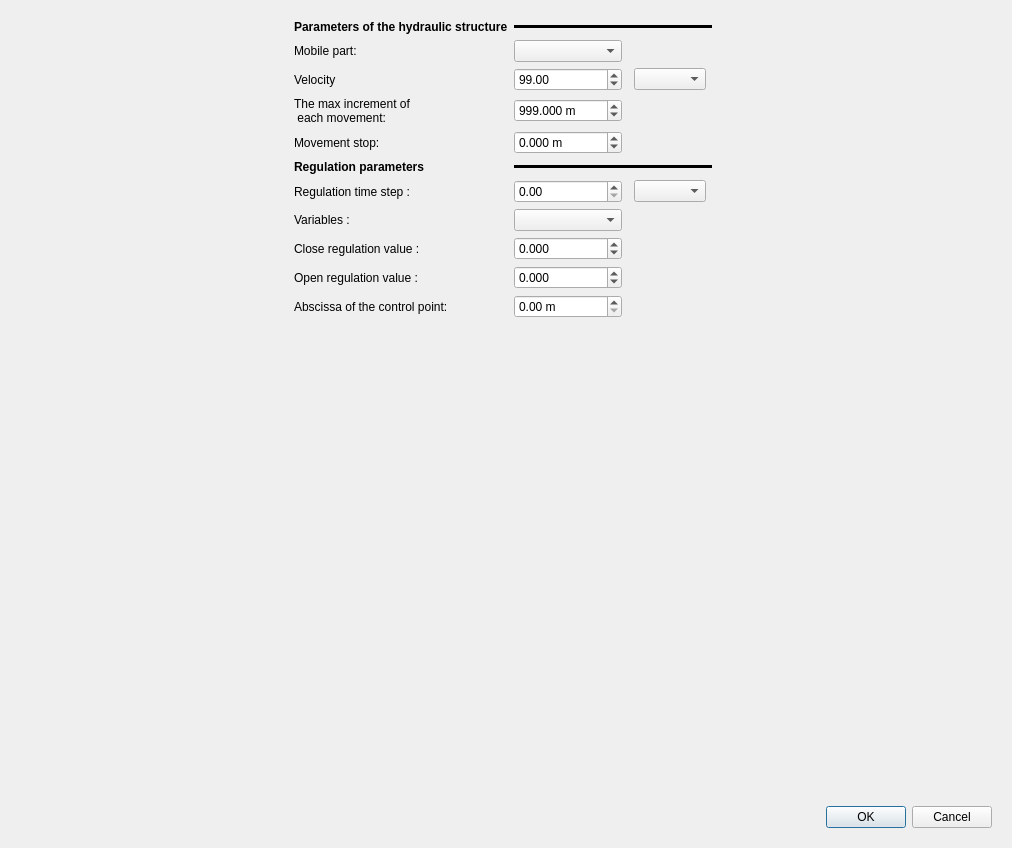
First picture: the form in ui/structures/ui_mobil_link.ui, repository Artelia/Mascaret, before the edit.
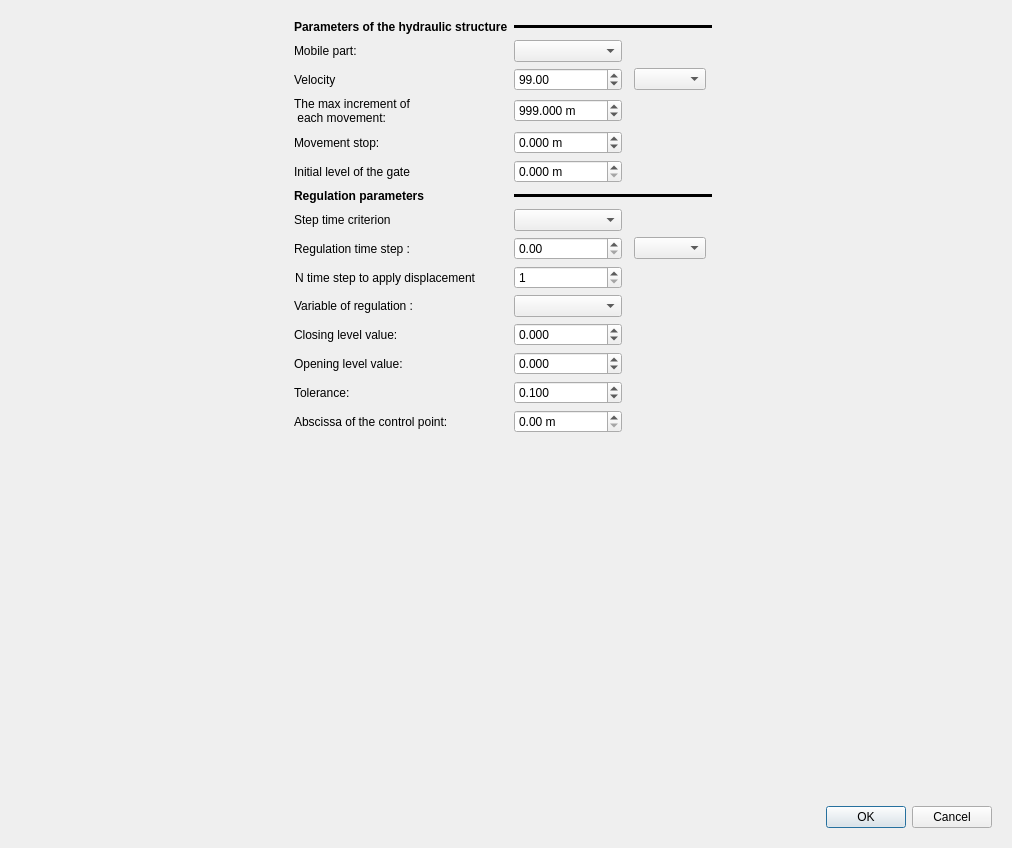
Second picture: the form after the edit.

What changed in the file:
```diff
--- a/ui/structures/ui_mobil_link.ui
+++ b/ui/structures/ui_mobil_link.ui
@@ -32,6 +32,29 @@
       <layout class="QVBoxLayout" name="verticalLayout_4">
        <item>
         <layout class="QGridLayout" name="gridLayout">
+         <item row="0" column="4">
+          <spacer name="horizontalSpacer">
+           <property name="orientation">
+            <enum>Qt::Horizontal</enum>
+           </property>
+           <property name="sizeHint" stdset="0">
+            <size>
+             <width>40</width>
+             <height>20</height>
+            </size>
+           </property>
+          </spacer>
+         </item>
+         <item row="0" column="1">
+          <widget class="QLabel" name="label">
+           <property name="text">
+            <string>Existing Links ( with checkbox =  active or not)</string>
+           </property>
+          </widget>
+         </item>
+         <item row="1" column="0">
+          <layout class="QVBoxLayout" name="verticalLayout_3"/>
+         </item>
          <item row="1" column="4">
           <layout class="QGridLayout" name="gridLayout_5">
            <item row="0" column="0">
@@ -75,29 +98,6 @@
            </item>
           </layout>
          </item>
-         <item row="0" column="4">
-          <spacer name="horizontalSpacer">
-           <property name="orientation">
-            <enum>Qt::Horizontal</enum>
-           </property>
-           <property name="sizeHint" stdset="0">
-            <size>
-             <width>40</width>
-             <height>20</height>
-            </size>
-           </property>
-          </spacer>
-         </item>
-         <item row="1" column="0">
-          <layout class="QVBoxLayout" name="verticalLayout_3"/>
-         </item>
-         <item row="0" column="1">
-          <widget class="QLabel" name="label">
-           <property name="text">
-            <string>Existing Links ( with checkbox =  active or not)</string>
-           </property>
-          </widget>
-         </item>
          <item row="1" column="1">
           <widget class="QListView" name="lst_sets"/>
          </item>
@@ -265,14 +265,33 @@
       <layout class="QGridLayout" name="gridLayout_7">
        <item row="0" column="0">
         <layout class="QGridLayout" name="gridLayout_6">
-         <item row="7" column="6">
-          <spacer name="horizontalSpacer_2">
+         <item row="4" column="2">
+          <widget class="QDoubleSpinBox" name="cote_max_fg">
+           <property name="suffix">
+            <string> m</string>
+           </property>
+           <property name="decimals">
+            <number>3</number>
+           </property>
+           <property name="minimum">
+            <double>-1000000000.000000000000000</double>
+           </property>
+           <property name="maximum">
+            <double>1000000000.000000000000000</double>
+           </property>
+           <property name="singleStep">
+            <double>0.010000000000000</double>
+           </property>
+           <property name="value">
+            <double>0.000000000000000</double>
+           </property>
+          </widget>
+         </item>
+         <item row="19" column="0">
+          <spacer name="horizontalSpacer_4">
            <property name="orientation">
             <enum>Qt::Horizontal</enum>
            </property>
-           <property name="sizeType">
-            <enum>QSizePolicy::Expanding</enum>
-           </property>
            <property name="sizeHint" stdset="0">
             <size>
              <width>40</width>
@@ -281,80 +300,7 @@
            </property>
           </spacer>
          </item>
-         <item row="14" column="6">
-          <widget class="QDialogButtonBox" name="b_OK_page3">
-           <property name="standardButtons">
-            <set>QDialogButtonBox::Cancel|QDialogButtonBox::Ok</set>
-           </property>
-          </widget>
-         </item>
-         <item row="4" column="1">
-          <widget class="QLabel" name="label_4">
-           <property name="text">
-            <string>Movement stop:</string>
-           </property>
-           <property name="alignment">
-            <set>Qt::AlignLeading|Qt::AlignLeft|Qt::AlignVCenter</set>
-           </property>
-          </widget>
-         </item>
-         <item row="1" column="1">
-          <widget class="QLabel" name="label_19">
-           <property name="text">
-            <string>Mobile part:</string>
-           </property>
-           <property name="alignment">
-            <set>Qt::AlignLeading|Qt::AlignLeft|Qt::AlignVCenter</set>
-           </property>
-          </widget>
-         </item>
-         <item row="6" column="4">
-          <widget class="QComboBox" name="cb_type_t"/>
-         </item>
-         <item row="8" column="2">
-          <widget class="QDoubleSpinBox" name="val_reg_close">
-           <property name="decimals">
-            <number>3</number>
-           </property>
-           <property name="minimum">
-            <double>-1000000000.000000000000000</double>
-           </property>
-           <property name="maximum">
-            <double>10000000.000000000000000</double>
-           </property>
-           <property name="singleStep">
-            <double>0.010000000000000</double>
-           </property>
-          </widget>
-         </item>
-         <item row="3" column="1">
-          <widget class="QLabel" name="label_21">
-           <property name="text">
-            <string>The max increment of 
- each movement: </string>
-           </property>
-          </widget>
-         </item>
-         <item row="2" column="4">
-          <widget class="QComboBox" name="cb_type_t_vit"/>
-         </item>
-         <item row="6" column="1">
-          <widget class="QLabel" name="label_15">
-           <property name="sizePolicy">
-            <sizepolicy hsizetype="Maximum" vsizetype="Preferred">
-             <horstretch>0</horstretch>
-             <verstretch>0</verstretch>
-            </sizepolicy>
-           </property>
-           <property name="text">
-            <string>Regulation time step :</string>
-           </property>
-           <property name="alignment">
-            <set>Qt::AlignRight|Qt::AlignTrailing|Qt::AlignVCenter</set>
-           </property>
-          </widget>
-         </item>
-         <item row="5" column="1">
+         <item row="9" column="1">
           <widget class="QLabel" name="label_18">
            <property name="sizePolicy">
             <sizepolicy hsizetype="Maximum" vsizetype="Preferred">
@@ -379,6 +325,67 @@
            </property>
           </widget>
          </item>
+         <item row="11" column="2">
+          <widget class="QDoubleSpinBox" name="pas_temps_fg">
+           <property name="suffix">
+            <string/>
+           </property>
+           <property name="decimals">
+            <number>2</number>
+           </property>
+           <property name="maximum">
+            <double>1000000000.000000000000000</double>
+           </property>
+           <property name="singleStep">
+            <double>0.100000000000000</double>
+           </property>
+           <property name="value">
+            <double>0.000000000000000</double>
+           </property>
+          </widget>
+         </item>
+         <item row="14" column="1">
+          <widget class="QLabel" name="label_14">
+           <property name="text">
+            <string>Variable of regulation : </string>
+           </property>
+           <property name="alignment">
+            <set>Qt::AlignLeading|Qt::AlignLeft|Qt::AlignVCenter</set>
+           </property>
+          </widget>
+         </item>
+         <item row="15" column="2">
+          <widget class="QDoubleSpinBox" name="val_reg_close">
+           <property name="decimals">
+            <number>3</number>
+           </property>
+           <property name="minimum">
+            <double>-1000000000.000000000000000</double>
+           </property>
+           <property name="maximum">
+            <double>10000000.000000000000000</double>
+           </property>
+           <property name="singleStep">
+            <double>0.010000000000000</double>
+           </property>
+          </widget>
+         </item>
+         <item row="0" column="2" colspan="4">
+          <widget class="Line" name="line_5">
+           <property name="frameShadow">
+            <enum>QFrame::Plain</enum>
+           </property>
+           <property name="lineWidth">
+            <number>10</number>
+           </property>
+           <property name="midLineWidth">
+            <number>4</number>
+           </property>
+           <property name="orientation">
+            <enum>Qt::Horizontal</enum>
+           </property>
+          </widget>
+         </item>
          <item row="3" column="2">
           <widget class="QDoubleSpinBox" name="zinc_fg">
            <property name="suffix">
@@ -395,6 +402,45 @@
            </property>
           </widget>
          </item>
+         <item row="9" column="2" colspan="4">
+          <widget class="Line" name="line_6">
+           <property name="font">
+            <font>
+             <pointsize>8</pointsize>
+             <weight>50</weight>
+             <bold>false</bold>
+            </font>
+           </property>
+           <property name="frameShadow">
+            <enum>QFrame::Plain</enum>
+           </property>
+           <property name="lineWidth">
+            <number>10</number>
+           </property>
+           <property name="midLineWidth">
+            <number>4</number>
+           </property>
+           <property name="orientation">
+            <enum>Qt::Horizontal</enum>
+           </property>
+          </widget>
+         </item>
+         <item row="18" column="2">
+          <widget class="QDoubleSpinBox" name="abscisse_reg">
+           <property name="suffix">
+            <string> m</string>
+           </property>
+           <property name="decimals">
+            <number>2</number>
+           </property>
+           <property name="maximum">
+            <double>1000000000.000000000000000</double>
+           </property>
+           <property name="singleStep">
+            <double>0.100000000000000</double>
+           </property>
+          </widget>
+         </item>
          <item row="2" column="2">
           <widget class="QDoubleSpinBox" name="vel_fg">
            <property name="suffix">
@@ -411,88 +457,70 @@
            </property>
           </widget>
          </item>
-         <item row="0" column="2" colspan="4">
-          <widget class="Line" name="line_5">
-           <property name="frameShadow">
-            <enum>QFrame::Plain</enum>
+         <item row="11" column="1">
+          <widget class="QLabel" name="label_15">
+           <property name="sizePolicy">
+            <sizepolicy hsizetype="Maximum" vsizetype="Preferred">
+             <horstretch>0</horstretch>
+             <verstretch>0</verstretch>
+            </sizepolicy>
            </property>
-           <property name="lineWidth">
-            <number>10</number>
+           <property name="text">
+            <string>Regulation time step :</string>
            </property>
-           <property name="midLineWidth">
-            <number>4</number>
+           <property name="alignment">
+            <set>Qt::AlignRight|Qt::AlignTrailing|Qt::AlignVCenter</set>
            </property>
-           <property name="orientation">
-            <enum>Qt::Horizontal</enum>
+          </widget>
+         </item>
+         <item row="4" column="1">
+          <widget class="QLabel" name="label_4">
+           <property name="text">
+            <string>Movement stop:</string>
            </property>
+           <property name="alignment">
+            <set>Qt::AlignLeading|Qt::AlignLeft|Qt::AlignVCenter</set>
+           </property>
           </widget>
          </item>
+         <item row="16" column="2">
+          <widget class="QDoubleSpinBox" name="val_reg_open">
+           <property name="decimals">
+            <number>3</number>
+           </property>
+           <property name="minimum">
+            <double>-1000000000.000000000000000</double>
+           </property>
+           <property name="maximum">
+            <double>10000000.000000000000000</double>
+           </property>
+           <property name="singleStep">
+            <double>0.010000000000000</double>
+           </property>
+          </widget>
+         </item>
+         <item row="2" column="4">
+          <widget class="QComboBox" name="cb_type_t_vit"/>
+         </item>
          <item row="1" column="2">
           <widget class="QComboBox" name="cb_dir"/>
          </item>
-         <item row="11" column="0">
-          <spacer name="horizontalSpacer_4">
-           <property name="orientation">
-            <enum>Qt::Horizontal</enum>
+         <item row="17" column="2">
+          <widget class="QDoubleSpinBox" name="tol_reg">
+           <property name="suffix">
+            <string/>
            </property>
-           <property name="sizeHint" stdset="0">
-            <size>
-             <width>40</width>
-             <height>20</height>
-            </size>
+           <property name="decimals">
+            <number>3</number>
            </property>
-          </spacer>
-         </item>
-         <item row="11" column="2">
-          <spacer name="verticalSpacer_4">
-           <property name="orientation">
-            <enum>Qt::Vertical</enum>
+           <property name="maximum">
+            <double>1000000000.000000000000000</double>
            </property>
-           <property name="sizeHint" stdset="0">
-            <size>
-             <width>20</width>
-             <height>40</height>
-            </size>
+           <property name="singleStep">
+            <double>0.010000000000000</double>
            </property>
-          </spacer>
-         </item>
-         <item row="7" column="2">
-          <widget class="QComboBox" name="cb_var"/>
-         </item>
-         <item row="8" column="1">
-          <widget class="QLabel" name="label_5">
-           <property name="text">
-            <string>Close regulation value :</string>
-           </property>
-          </widget>
-         </item>
-         <item row="5" column="2" colspan="4">
-          <widget class="Line" name="line_6">
-           <property name="font">
-            <font>
-             <pointsize>8</pointsize>
-             <weight>50</weight>
-             <bold>false</bold>
-            </font>
-           </property>
-           <property name="frameShadow">
-            <enum>QFrame::Plain</enum>
-           </property>
-           <property name="lineWidth">
-            <number>10</number>
-           </property>
-           <property name="midLineWidth">
-            <number>4</number>
-           </property>
-           <property name="orientation">
-            <enum>Qt::Horizontal</enum>
-           </property>
-          </widget>
-         </item>
-         <item row="9" column="1">
-          <widget class="QLabel" name="label_6">
-           <property name="text">
-            <string>Open regulation value :</string>
+           <property name="value">
+            <double>0.100000000000000</double>
            </property>
           </widget>
          </item>
@@ -506,72 +534,112 @@
            </property>
           </widget>
          </item>
-         <item row="9" column="2">
-          <widget class="QDoubleSpinBox" name="val_reg_open">
-           <property name="decimals">
-            <number>3</number>
+         <item row="19" column="2">
+          <spacer name="verticalSpacer_4">
+           <property name="orientation">
+            <enum>Qt::Vertical</enum>
            </property>
-           <property name="minimum">
-            <double>-1000000000.000000000000000</double>
+           <property name="sizeHint" stdset="0">
+            <size>
+             <width>20</width>
+             <height>40</height>
+            </size>
            </property>
-           <property name="maximum">
-            <double>10000000.000000000000000</double>
+          </spacer>
+         </item>
+         <item row="14" column="2">
+          <widget class="QComboBox" name="cb_var"/>
+         </item>
+         <item row="11" column="4">
+          <widget class="QComboBox" name="cb_type_t"/>
+         </item>
+         <item row="1" column="1">
+          <widget class="QLabel" name="label_19">
+           <property name="text">
+            <string>Mobile part:</string>
            </property>
-           <property name="singleStep">
-            <double>0.010000000000000</double>
+           <property name="alignment">
+            <set>Qt::AlignLeading|Qt::AlignLeft|Qt::AlignVCenter</set>
            </property>
           </widget>
          </item>
-         <item row="4" column="2">
-          <widget class="QDoubleSpinBox" name="cote_max_fg">
+         <item row="3" column="1">
+          <widget class="QLabel" name="label_21">
+           <property name="text">
+            <string>The max increment of 
+ each movement: </string>
+           </property>
+          </widget>
+         </item>
+         <item row="22" column="6">
+          <widget class="QDialogButtonBox" name="b_OK_page3">
+           <property name="standardButtons">
+            <set>QDialogButtonBox::Cancel|QDialogButtonBox::Ok</set>
+           </property>
+          </widget>
+         </item>
+         <item row="16" column="1">
+          <widget class="QLabel" name="label_6">
+           <property name="text">
+            <string>Opening level value:</string>
+           </property>
+          </widget>
+         </item>
+         <item row="18" column="1">
+          <widget class="QLabel" name="label_7">
+           <property name="text">
+            <string>Abscissa of the control point:</string>
+           </property>
+           <property name="alignment">
+            <set>Qt::AlignLeading|Qt::AlignLeft|Qt::AlignVCenter</set>
+           </property>
+          </widget>
+         </item>
+         <item row="5" column="1">
+          <widget class="QLabel" name="label_2">
+           <property name="text">
+            <string>Initial level of the gate</string>
+           </property>
+          </widget>
+         </item>
+         <item row="5" column="2">
+          <widget class="QDoubleSpinBox" name="cote_init_fg">
            <property name="suffix">
             <string> m</string>
            </property>
            <property name="decimals">
             <number>3</number>
            </property>
+           <property name="maximum">
+            <double>99999999.000000000000000</double>
+           </property>
+          </widget>
+         </item>
+         <item row="13" column="2">
+          <widget class="QSpinBox" name="npas_temps_fg">
            <property name="minimum">
-            <double>-1000000000.000000000000000</double>
+            <number>1</number>
            </property>
            <property name="maximum">
-            <double>1000000000.000000000000000</double>
+            <number>9999</number>
            </property>
-           <property name="singleStep">
-            <double>0.010000000000000</double>
-           </property>
-           <property name="value">
-            <double>0.000000000000000</double>
-           </property>
           </widget>
          </item>
-         <item row="7" column="1">
-          <widget class="QLabel" name="label_14">
-           <property name="text">
-            <string>Variables : </string>
+         <item row="14" column="6">
+          <spacer name="horizontalSpacer_2">
+           <property name="orientation">
+            <enum>Qt::Horizontal</enum>
            </property>
-           <property name="alignment">
-            <set>Qt::AlignLeading|Qt::AlignLeft|Qt::AlignVCenter</set>
+           <property name="sizeType">
+            <enum>QSizePolicy::Expanding</enum>
            </property>
-          </widget>
-         </item>
-         <item row="6" column="2">
-          <widget class="QDoubleSpinBox" name="pas_temps_fg">
-           <property name="suffix">
-            <string/>
+           <property name="sizeHint" stdset="0">
+            <size>
+             <width>40</width>
+             <height>20</height>
+            </size>
            </property>
-           <property name="decimals">
-            <number>2</number>
-           </property>
-           <property name="maximum">
-            <double>1000000000.000000000000000</double>
-           </property>
-           <property name="singleStep">
-            <double>0.100000000000000</double>
-           </property>
-           <property name="value">
-            <double>0.000000000000000</double>
-           </property>
-          </widget>
+          </spacer>
          </item>
          <item row="0" column="1">
           <widget class="QLabel" name="label_17">
@@ -592,29 +660,46 @@
            </property>
           </widget>
          </item>
+         <item row="15" column="1">
+          <widget class="QLabel" name="label_5">
+           <property name="text">
+            <string>Closing level value:</string>
+           </property>
+          </widget>
+         </item>
+         <item row="17" column="1">
+          <widget class="QLabel" name="label_9">
+           <property name="text">
+            <string>Tolerance:</string>
+           </property>
+           <property name="alignment">
+            <set>Qt::AlignLeading|Qt::AlignLeft|Qt::AlignVCenter</set>
+           </property>
+          </widget>
+         </item>
+         <item row="13" column="1">
+          <widget class="QLabel" name="label_16">
+           <property name="sizePolicy">
+            <sizepolicy hsizetype="Maximum" vsizetype="Preferred">
+             <horstretch>0</horstretch>
+             <verstretch>0</verstretch>
+            </sizepolicy>
+           </property>
+           <property name="text">
+            <string>N time step to apply displacement</string>
+           </property>
+           <property name="alignment">
+            <set>Qt::AlignRight|Qt::AlignTrailing|Qt::AlignVCenter</set>
+           </property>
+          </widget>
+         </item>
          <item row="10" column="2">
-          <widget class="QDoubleSpinBox" name="abscisse_reg">
-           <property name="suffix">
-            <string> m</string>
-           </property>
-           <property name="decimals">
-            <number>2</number>
-           </property>
-           <property name="maximum">
-            <double>1000000000.000000000000000</double>
-           </property>
-           <property name="singleStep">
-            <double>0.100000000000000</double>
-           </property>
-          </widget>
+          <widget class="QComboBox" name="cb_critere_t"/>
          </item>
          <item row="10" column="1">
-          <widget class="QLabel" name="label_7">
+          <widget class="QLabel" name="label_3">
            <property name="text">
-            <string>Abscissa of the control point:</string>
-           </property>
-           <property name="alignment">
-            <set>Qt::AlignLeading|Qt::AlignLeft|Qt::AlignVCenter</set>
+            <string>Step time criterion</string>
            </property>
           </widget>
          </item>
```
